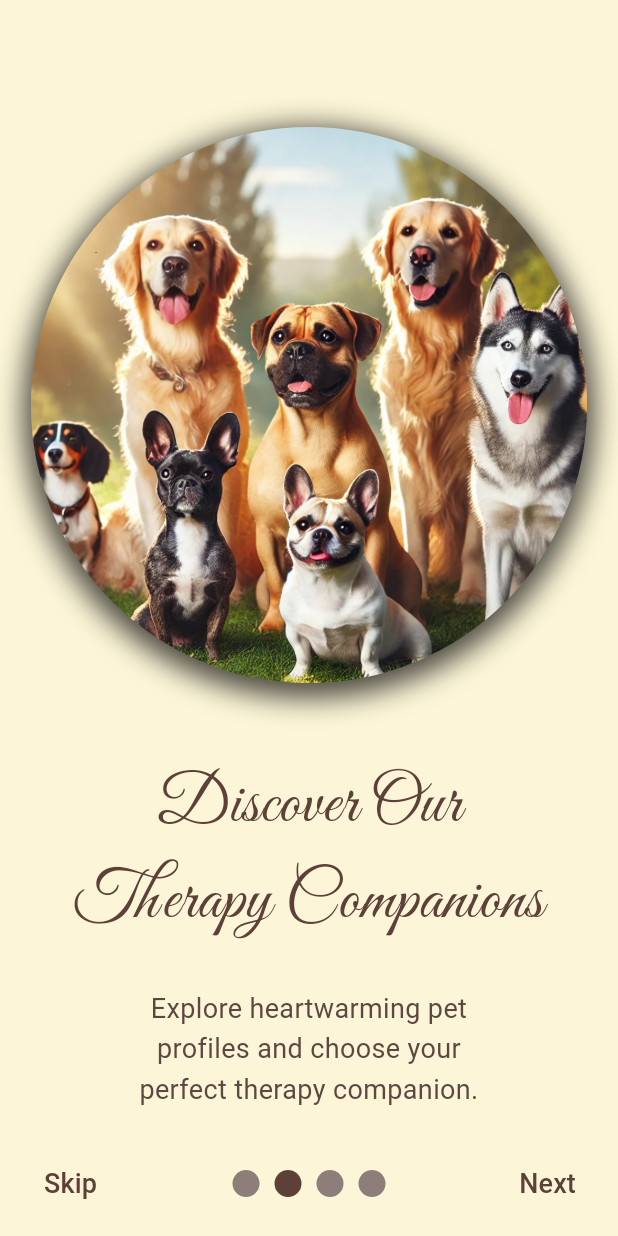
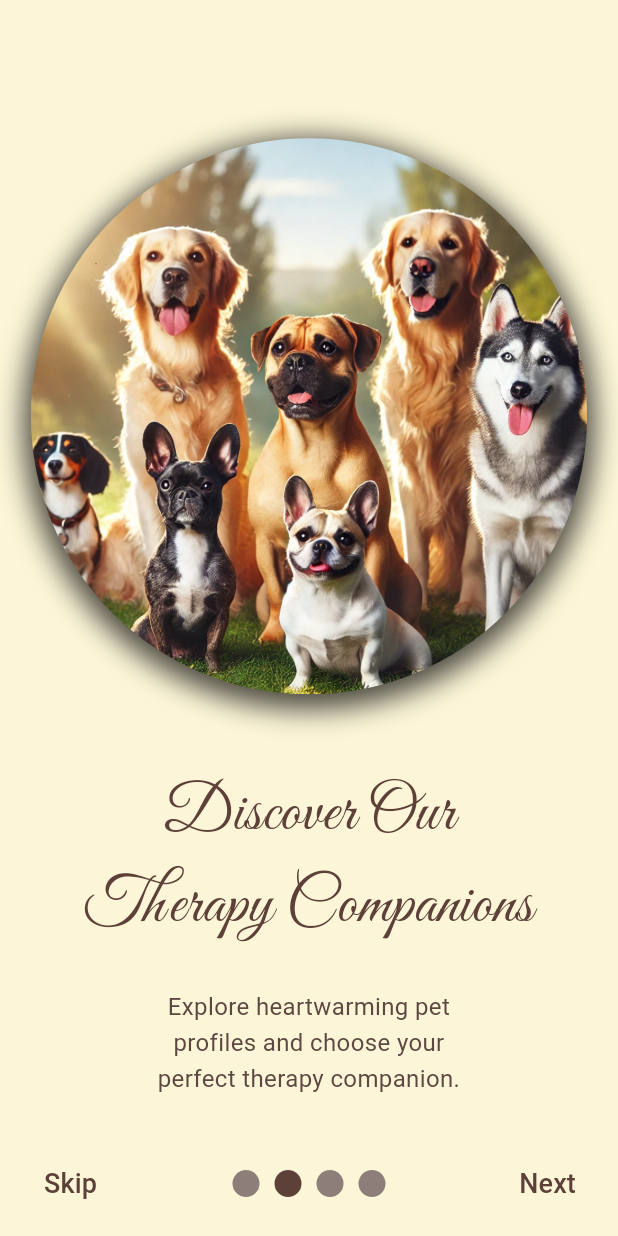
Before and after one commit to dilasha-ghimire/Zentails-Wellness-Flutter, a Flutter app: the OnboardingScreen screen opened directly, swiped to page 2, on a phone screen of 412 x 824 dp. Run offline on Flutter 3.47's test engine with Material 3 defaults, Android fonts, the phone set to English and light mode, and no system bars; our stand-ins replace bloc, dartz, dio, equatable, flutter_bloc, get_it and 6 more; accounts and stored records are empty; network calls fail; Roboto replaces fonts that are missing (SansSerif); statements that could not run were skipped.

Commit message:
update: app initialization

```diff
--- a/lib/features/onboarding/domain/use_case/get_onboarding_data.dart
+++ b/lib/features/onboarding/domain/use_case/get_onboarding_data.dart
@@ -15,12 +15,12 @@ class GetOnboardingData {
       ),
       OnboardingEntity(
         title: "Easy Booking,\nAnytime!",
-        subtitle: "Select your preferred date, time, and\nduration for a seamless therapy\nsession booking experience.",
+        subtitle: "Select your preferred date, time,\nand duration for a seamless therapy\nsession booking experience.",
         imagePath: "assets/images/onboarding_pages/EasyBooking.jpeg",
       ),
       OnboardingEntity(
         title: "Start Your Wellness\nJourney Today",
-        subtitle: "Join us today to experience the\nbenefits of personalized pet therapy.\nPurely pawsitive, always!",
+        subtitle: "Join us today to experience the\nbenefits of personalized pet\ntherapy. Purely pawsitive, always!",
         imagePath: "assets/images/onboarding_pages/TherapySessions.jpeg",
       ),
     ];
--- a/lib/features/onboarding/presentation/widget/build_image_container.dart
+++ b/lib/features/onboarding/presentation/widget/build_image_container.dart
@@ -56,7 +56,7 @@ Widget buildImageContainer(
               style: const TextStyle(
                 fontFamily: 'GreatVibes Regular',
                 fontWeight: FontWeight.w500,
-                fontSize: 45,
+                fontSize: 43,
                 color: Color(0xFF5D4037),
               ),
             ),
@@ -68,7 +68,7 @@ Widget buildImageContainer(
                 textAlign: TextAlign.center,
                 style: const TextStyle(
                   fontFamily: 'SansSerif',
-                  fontSize: 18,
+                  fontSize: 16,
                   color: Color.fromARGB(255, 93, 71, 65),
                   height: 1.5,
                 ),
--- a/lib/features/splash/presentation/view_model/splash_cubit.dart
+++ b/lib/features/splash/presentation/view_model/splash_cubit.dart
@@ -1,15 +1,21 @@
 import 'package:flutter_bloc/flutter_bloc.dart';
 import 'package:shared_preferences/shared_preferences.dart';
-import 'package:zentails_wellness/features/auth/data/repository/remote_repository/auth_remote_repository.dart';
 
-class SplashCubit extends Cubit<bool> {
-  final AuthRemoteRepository authRemoteRepository;
+class SplashCubit extends Cubit<void> {
+  SplashCubit() : super(null);
 
-  SplashCubit(this.authRemoteRepository) : super(true);
+  Future<void> checkNavigation(Function(bool, bool) onNavigate) async {
+    SharedPreferences prefs = await SharedPreferences.getInstance();
 
-  Future<void> checkFirstLaunch() async {
-    SharedPreferences prefs = await SharedPreferences.getInstance();
     bool isFirstLaunch = prefs.getBool('isFirstLaunch') ?? true;
-    emit(isFirstLaunch);
+    String? token = prefs.getString('token');
+
+    // Save isFirstLaunch as false after first check
+    if (isFirstLaunch) {
+      await prefs.setBool('isFirstLaunch', false);
+    }
+
+    // Pass both values to determine navigation
+    onNavigate(isFirstLaunch, token != null && token.isNotEmpty);
   }
 }
```
Also changed, not shown: lib/features/home/presentation/view/user_screen/history_view.dart (+14 -2 lines), lib/features/splash/presentation/view/splash_view.dart (+28 -34 lines).
